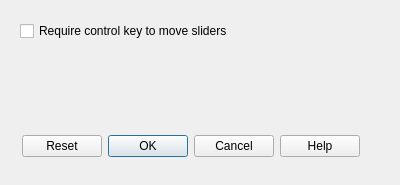
First picture: the form in src/option_dialogs/user_interface_options_dialog.ui, repository rockowitz/ddcui, before the edit.
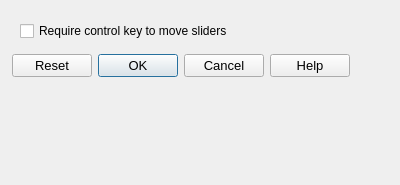
Second picture: the form after the edit.

Commit message: feature_selection_dialog.cpp/h/ui, other_options_dialog.ui user_interface_options_dialog.ui: dialog box adjustments for consistency

```diff
--- a/src/option_dialogs/user_interface_options_dialog.ui
+++ b/src/option_dialogs/user_interface_options_dialog.ui
@@ -22,12 +22,17 @@
   <widget class="QDialogButtonBox" name="actionButtonBox">
    <property name="geometry">
     <rect>
-     <x>20</x>
-     <y>130</y>
+     <x>10</x>
+     <y>50</y>
      <width>341</width>
      <height>32</height>
     </rect>
    </property>
+   <property name="font">
+    <font>
+     <pointsize>10</pointsize>
+    </font>
+   </property>
    <property name="orientation">
     <enum>Qt::Horizontal</enum>
    </property>
```
The commit also changes 4 other files.
